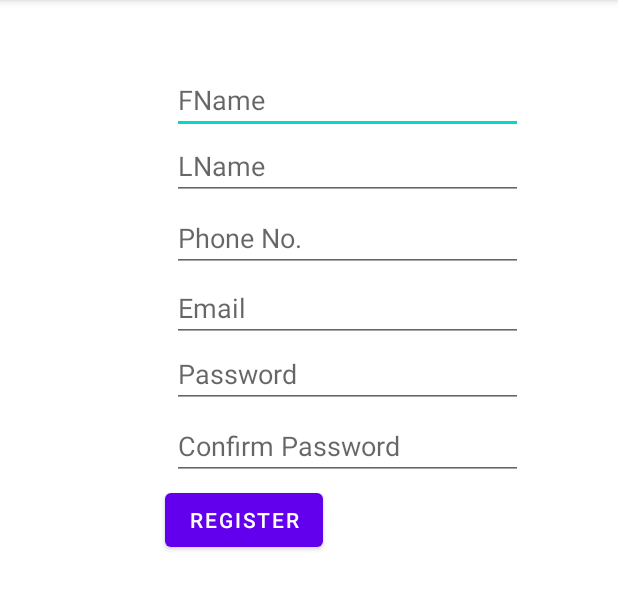
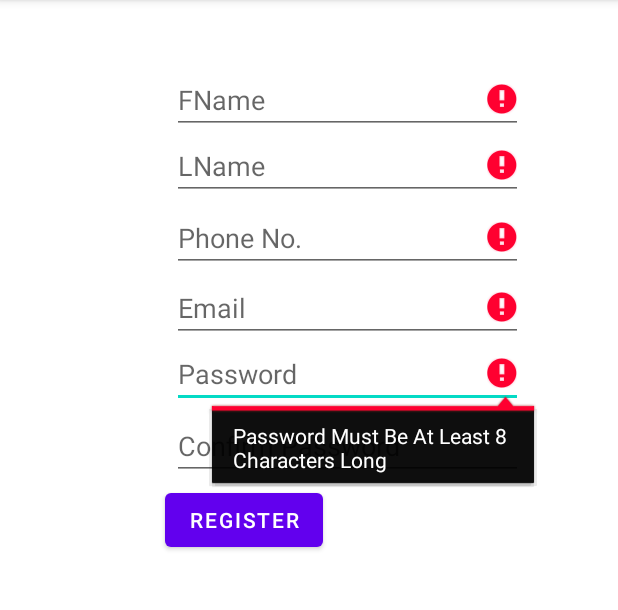
Before and after one commit to saad6742988/Eventtra, an Android app: the screen it shows after launch (Registration), after a tap on "REGISTER", on a phone screen of 412 x 824 dp, the part 84-694 px from its top. Run offline under Robolectric (Android 15) with nearby library versions, the phone set to English and light mode, and no system bars; our stand-ins replace Firebase (no records; nobody signed in at launch, a user with empty details on screens opened directly).

Commit message:
Registration Full

```diff
--- a/app/src/main/java/com/example/eventtra/Registration.java
+++ b/app/src/main/java/com/example/eventtra/Registration.java
@@ -1,57 +1,136 @@
 package com.example.eventtra;
 
+import androidx.annotation.NonNull;
 import androidx.appcompat.app.AppCompatActivity;
 
 import android.os.Bundle;
 
-import android.text.TextUtils;
+import android.util.Log;
 import android.util.Patterns;
 import android.view.View;
 import android.widget.Button;
 import android.widget.EditText;
+import android.widget.Toast;
 
+import com.google.android.gms.tasks.OnCompleteListener;
+import com.google.android.gms.tasks.OnFailureListener;
+import com.google.android.gms.tasks.OnSuccessListener;
+import com.google.android.gms.tasks.Task;
+import com.google.firebase.auth.AuthResult;
 import com.google.firebase.auth.FirebaseAuth;
+import com.google.firebase.firestore.CollectionReference;
+import com.google.firebase.firestore.DocumentReference;
+import com.google.firebase.firestore.FirebaseFirestore;
+
+import java.util.regex.Matcher;
 
 public class Registration extends AppCompatActivity {
 
     private EditText fnameText,lnameText,emailText,phoneText,passwordText,cpasswordText;
     private Button registerBtn;
     FirebaseAuth mAuth;
-
+    private FirebaseFirestore database =FirebaseFirestore.getInstance();
+    private CollectionReference userCollection = database.collection("User");
     //To be Implemented11
-
     @Override
     protected void onCreate(Bundle savedInstanceState) {
         super.onCreate(savedInstanceState);
         setContentView(R.layout.activity_registration);
 
         mAuth=FirebaseAuth.getInstance();
+
         fnameText=findViewById(R.id.fnameBox);
         lnameText=findViewById(R.id.lnameBox);
+        emailText=findViewById(R.id.emailBox);
+        phoneText=findViewById(R.id.phoneBox);
+        passwordText=findViewById(R.id.passwordBox);
+        cpasswordText=findViewById(R.id.cpasswordBox);
     }
+
+
+
     public void registeration(View v)
     {
-//        String email=emailText.getText().toString();
-//        String password =passwordText.getText().toString();
-//        String cpassword=cpasswordText.getText().toString();
-//
-//        /// Validating data
-//        if(email.isEmpty()|| Patterns.EMAIL_ADDRESS.matcher(email).matches())
-//        {
-//            //otp check
-//            emailText.setError("Invalid Email");
-//            emailText.requestFocus();
-//        }
-//        if(password.isEmpty())
-//        {
-//            passwordText.setError("Password Required");
-//            passwordText.requestFocus();
-//        }
-//        if(cpassword.isEmpty()||password!=cpassword)
-//        {
-//            cpasswordText.setError("Password Doesn't Match");
-//            cpasswordText.requestFocus();
-//        }
+        String email=emailText.getText().toString();
+        String password =passwordText.getText().toString();
+        String cpassword=cpasswordText.getText().toString();
+        String fname=fnameText.getText().toString();
+        String lname=lnameText.getText().toString();
+        String phone = phoneText.getText().toString();
+        boolean validData = true;
+
+        //Pattern emailPattern=Patterns.EMAIL_ADDRESS;
+        Matcher emailMatcher = Patterns.EMAIL_ADDRESS.matcher(email);
+        Boolean emailValidate = emailMatcher.matches();
+
+
+        /// Validating data
+        if(fname.isEmpty())
+        {
+            fnameText.setError("First Name Required");
+            fnameText.requestFocus();
+            validData = false;
+        }
+        if(lname.isEmpty())
+        {
+            lnameText.setError("Last Name Required");
+            lnameText.requestFocus();
+            validData = false;
+        }
+        if(phone.length()!=11)
+        {
+            phoneText.setError("Invalid Phone");
+            phoneText.requestFocus();
+            validData = false;
+        }
+        if(emailValidate==false)
+        {
+            //otp check
+            emailText.setError("Invalid Email");
+            emailText.requestFocus();
+            validData = false;
+        }
+        if(password.length()<8)
+        {
+            passwordText.setError("Password Must Be At Least 8 Characters Long");
+            passwordText.requestFocus();
+            validData = false;
+        }
+        if(!password.equals(cpassword))
+        {
+            Log.d(password,cpassword);
+            cpasswordText.setError("Password Doesn't Match");
+            cpasswordText.requestFocus();
+            validData = false;
+        }
+
+        if(validData)
+        {
+            mAuth.createUserWithEmailAndPassword(email,password).addOnCompleteListener(new OnCompleteListener<AuthResult>() {
+                @Override
+                public void onComplete(@NonNull Task<AuthResult> task) {
+                    if(task.isSuccessful())
+                    {
+                        Toast.makeText(Registration.this,"Registration Successful",Toast.LENGTH_SHORT).show();
+                        Log.d("Registration","Registration Successful");
+
+                        //create user object
+                        MyUser user = new MyUser(fname,lname,email,phone);
+                        Log.d("user",user.toString());
+
+                        //add user to database
+                        addUser(user);
+
+                        Log.d("user",user.toString());
+                    }
+                    else
+                    {
+                        Toast.makeText(Registration.this,"Registration Error"+task.getException().getMessage(),Toast.LENGTH_SHORT).show();
+                        Log.d("Registration","Registration UnSuccessful");
+                    }
+                }
+            });
+        }
 //        mAuth.createUserWithEmailAndPassword("saad@gmail.com","ok123456ok").addOnCompleteListener(new OnCompleteListener<AuthResult>() {
 //            @Override
 //            public void onComplete(@NonNull Task<AuthResult> task) {
@@ -66,4 +145,25 @@ public class Registration extends AppCompatActivity {
 //        });
 
     }
+
+
+    public void addUser(MyUser user)
+    {
+        //Toast to be removed
+        userCollection.add(user).addOnSuccessListener(new OnSuccessListener<DocumentReference>() {
+            @Override
+            public void onSuccess(DocumentReference documentReference) {
+                Toast.makeText(Registration.this, "User Added", Toast.LENGTH_SHORT).show();
+                Log.d("Add DB","Added");
+                //documentReference.getId();
+                user.setUserId(documentReference.getId());
+            }
+        }).addOnFailureListener(new OnFailureListener() {
+            @Override
+            public void onFailure(@NonNull Exception e) {
+                Toast.makeText(Registration.this, "User Not Added", Toast.LENGTH_SHORT).show();
+                Log.d("Add not DB",e.getMessage());
+            }
+        });
+    }
 }
--- a/app/src/main/res/layout/activity_registration.xml
+++ b/app/src/main/res/layout/activity_registration.xml
@@ -93,7 +93,8 @@
         app:layout_constraintHorizontal_bias="0.644"
         app:layout_constraintStart_toStartOf="parent"
         app:layout_constraintTop_toTopOf="parent"
-        app:layout_constraintVertical_bias="0.188" />
+        app:layout_constraintVertical_bias="0.188"
+        android:digits="0123456789"/>
 
     <Button
         android:id="@+id/registerBtn"
```
Also changed, not shown: app/src/main/AndroidManifest.xml (+7 -0 lines), app/src/main/java/com/example/eventtra/Login.java (added, +14 -0 lines), app/src/main/java/com/example/eventtra/MyUser.java (renamed from app/src/main/java/com/example/eventtra/user.java, +16 -2 lines), app/src/main/res/layout/activity_login.xml (added, +9 -0 lines).
